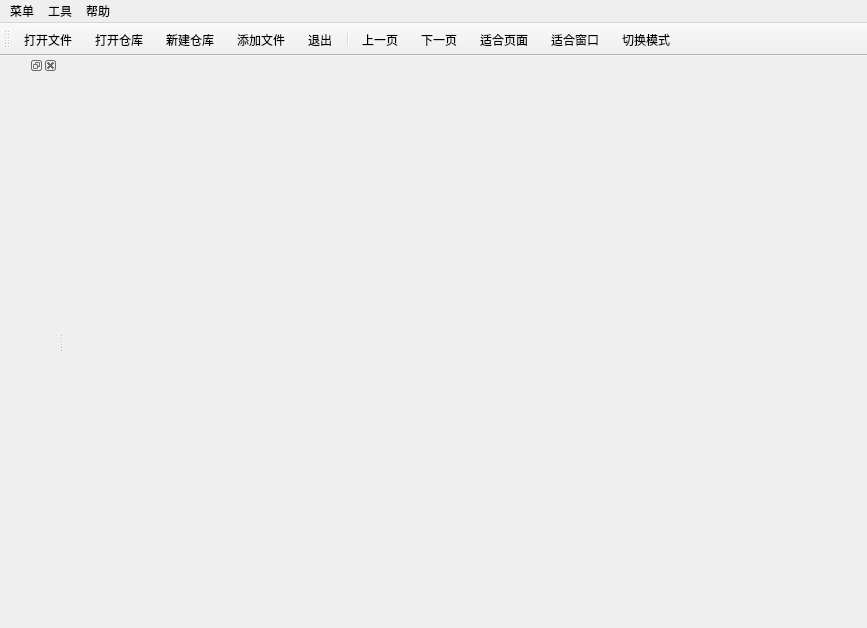
Above: PDF/mainwindow.ui from Godones/QT-Application before the change. Below: the same form after it.
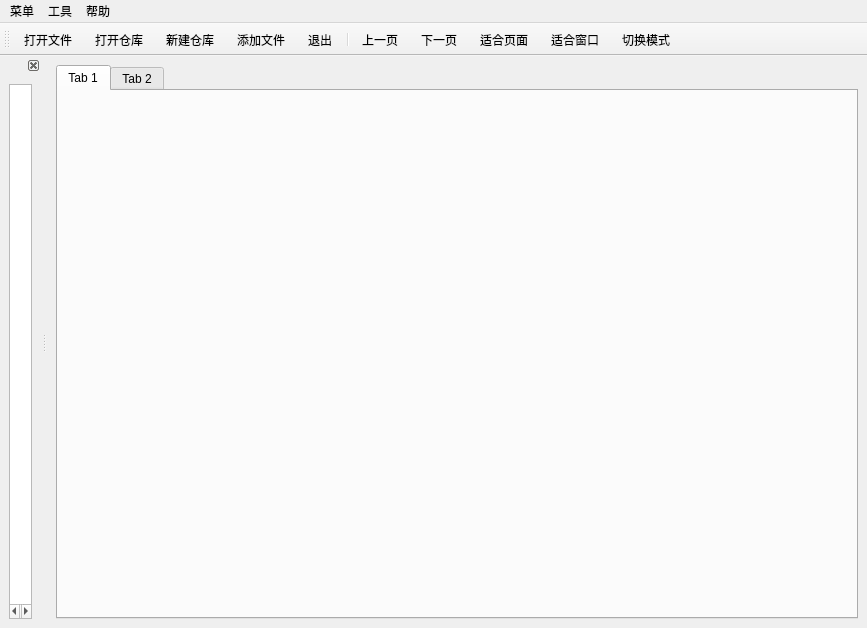
That is the form after the change. Icons and pictures are not drawn.

What changed in the file:
```diff
--- a/PDF/mainwindow.ui
+++ b/PDF/mainwindow.ui
@@ -14,18 +14,19 @@
    <string>MainWindow</string>
   </property>
   <widget class="QWidget" name="centralwidget">
-   <layout class="QHBoxLayout" name="horizontalLayout">
+   <layout class="QVBoxLayout" name="verticalLayout">
     <item>
-     <widget class="QMdiArea" name="mdiArea">
-      <property name="background">
-       <brush brushstyle="NoBrush">
-        <color alpha="255">
-         <red>160</red>
-         <green>160</green>
-         <blue>160</blue>
-        </color>
-       </brush>
-      </property>
+     <widget class="QTabWidget" name="tabWidget">
+      <widget class="QWidget" name="tab">
+       <attribute name="title">
+        <string>Tab 1</string>
+       </attribute>
+      </widget>
+      <widget class="QWidget" name="tab_2">
+       <attribute name="title">
+        <string>Tab 2</string>
+       </attribute>
+      </widget>
      </widget>
     </item>
    </layout>
@@ -103,11 +104,38 @@
    <addaction name="fitwindowsaction"/>
    <addaction name="allpageaction"/>
   </widget>
-  <widget class="QDockWidget" name="dockWidget">
+  <widget class="QDockWidget" name="dockWidget_2">
+   <property name="features">
+    <set>QDockWidget::DockWidgetClosable</set>
+   </property>
+   <property name="allowedAreas">
+    <set>Qt::LeftDockWidgetArea</set>
+   </property>
    <attribute name="dockWidgetArea">
     <number>1</number>
    </attribute>
-   <widget class="QWidget" name="dockWidgetContents"/>
+   <widget class="QWidget" name="dockWidgetContents_2">
+    <layout class="QHBoxLayout" name="horizontalLayout_2">
+     <item>
+      <widget class="QTreeWidget" name="treeWidget">
+       <property name="sizePolicy">
+        <sizepolicy hsizetype="Ignored" vsizetype="Ignored">
+         <horstretch>0</horstretch>
+         <verstretch>0</verstretch>
+        </sizepolicy>
+       </property>
+       <attribute name="headerVisible">
+        <bool>false</bool>
+       </attribute>
+       <column>
+        <property name="text">
+         <string notr="true">1</string>
+        </property>
+       </column>
+      </widget>
+     </item>
+    </layout>
+   </widget>
   </widget>
   <action name="openfileaction">
    <property name="icon">
```
